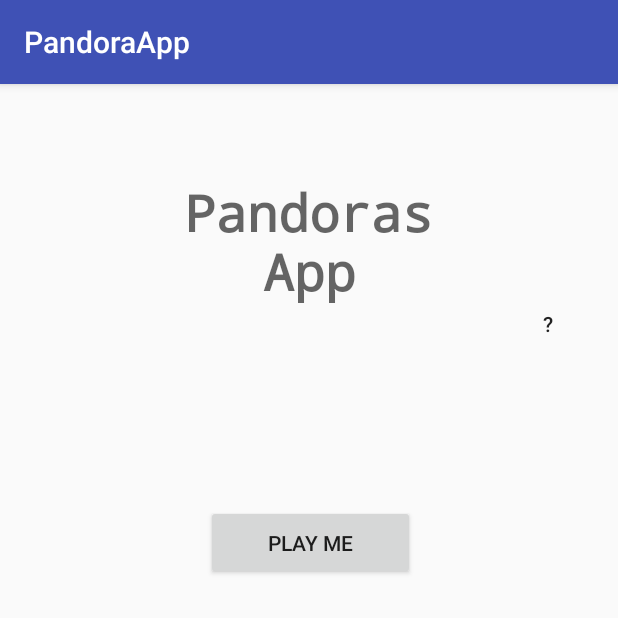
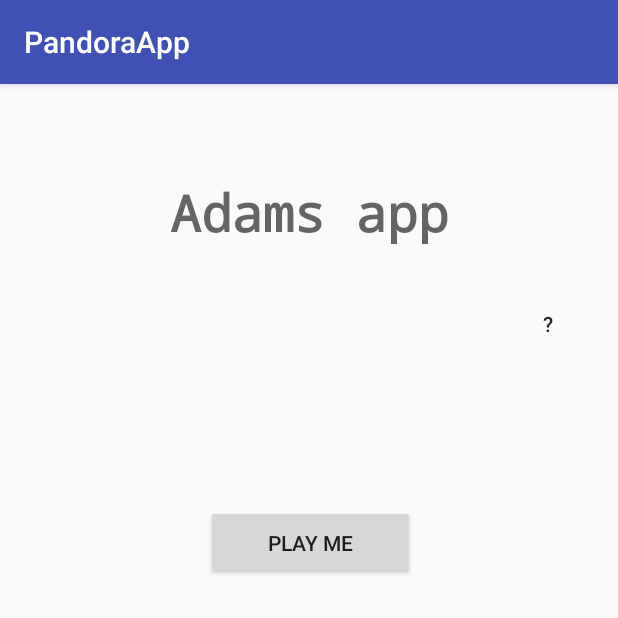
Before and after one commit to gunnarsdotter/pandorasApp, an Android app: the screen it shows after launch (MainActivity), on a phone screen of 412 x 824 dp, the top half of it. Run offline under Robolectric (Android 15) with nearby library versions, the phone set to English and light mode, and no system bars.

Commit message:
ändrade till "adams app"

```diff
--- a/app/src/main/res/layout/activity_main.xml
+++ b/app/src/main/res/layout/activity_main.xml
@@ -11,7 +11,7 @@
         android:layout_width="200dp"
         android:layout_height="88dp"
         android:fontFamily="monospace"
-        android:text="Pandoras App"
+        android:text="Adams app"
         android:textAlignment="center"
         android:textAppearance="@style/TextAppearance.AppCompat.Display1"
         android:textStyle="bold"
```
Also changed, not shown: 1 other file.
